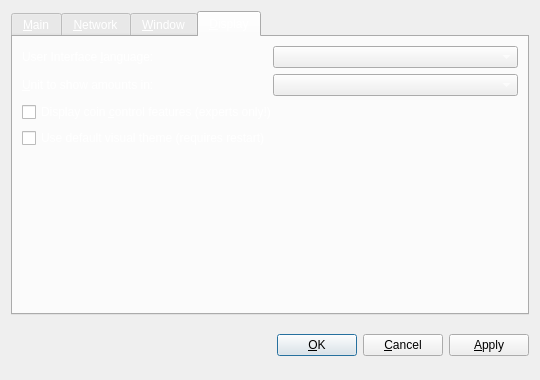
First picture: the form in src/qt/forms/optionsdialog.ui, repository SpectreSecurityCoin/SpectreSecurityCoin, before the edit.
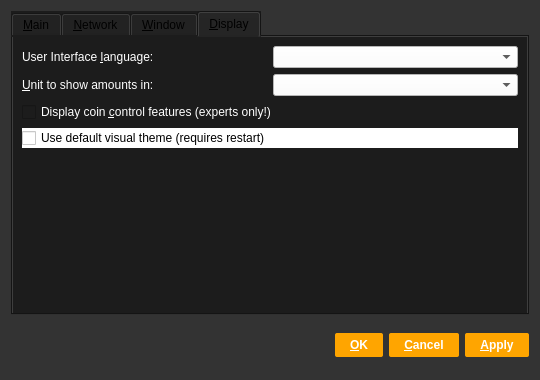
Second picture: the form after the edit. The open tabs and pages were chosen to show the change. Custom widgets are drawn as their Qt base class.

The edit to the form file:
```diff
--- a/src/qt/forms/optionsdialog.ui
+++ b/src/qt/forms/optionsdialog.ui
@@ -13,6 +13,9 @@
   <property name="windowTitle">
    <string>Options</string>
   </property>
+  <property name="styleSheet">
+   <string notr="true">background-color:rgb(51, 51, 51);</string>
+  </property>
   <property name="modal">
    <bool>true</bool>
   </property>
@@ -20,7 +23,7 @@
    <item>
     <widget class="QTabWidget" name="tabWidget">
      <property name="styleSheet">
-      <string notr="true">color: rgb(255, 255, 255);</string>
+      <string notr="true">background-color:rgb(28, 28, 28);</string>
      </property>
      <property name="tabPosition">
       <enum>QTabWidget::North</enum>
@@ -394,6 +397,9 @@
         <layout class="QHBoxLayout" name="horizontalLayout_1_Display">
          <item>
           <widget class="QLabel" name="langLabel">
+           <property name="styleSheet">
+            <string notr="true">color: rgb(255, 255, 255);</string>
+           </property>
            <property name="text">
             <string>User Interface &amp;language:</string>
            </property>
@@ -410,6 +416,10 @@
            <property name="toolTip">
             <string>The user interface language can be set here. This setting will take effect after restarting SpectreSecurityCoin.</string>
            </property>
+           <property name="styleSheet">
+            <string notr="true">background-color: rgb(255, 255, 255);
+color: rgb(0, 0, 0);</string>
+           </property>
           </widget>
          </item>
         </layout>
@@ -418,6 +428,9 @@
         <layout class="QHBoxLayout" name="horizontalLayout_2_Display">
          <item>
           <widget class="QLabel" name="unitLabel">
+           <property name="styleSheet">
+            <string notr="true">color: rgb(255, 255, 255);</string>
+           </property>
            <property name="text">
             <string>&amp;Unit to show amounts in:</string>
            </property>
@@ -434,6 +447,10 @@
            <property name="toolTip">
             <string>Choose the default subdivision unit to show in the interface and when sending coins.</string>
            </property>
+           <property name="styleSheet">
+            <string notr="true">background-color: rgb(255, 255, 255);
+color: rgb(0, 0, 0);</string>
+           </property>
           </widget>
          </item>
         </layout>
@@ -443,6 +460,9 @@
          <property name="toolTip">
           <string>Whether to show coin control features or not.</string>
          </property>
+         <property name="styleSheet">
+          <string notr="true">color: rgb(255, 255, 255);</string>
+         </property>
          <property name="text">
           <string>Display coin &amp;control features (experts only!)</string>
          </property>
@@ -450,6 +470,9 @@
        </item>
        <item>
         <widget class="QCheckBox" name="useDefaultTheme">
+         <property name="styleSheet">
+          <string notr="true">background-color: rgb(255, 255, 255);</string>
+         </property>
          <property name="text">
           <string>Use default visual theme (requires restart)</string>
          </property>
@@ -521,6 +544,14 @@
      </item>
      <item>
       <widget class="QPushButton" name="okButton">
+       <property name="styleSheet">
+        <string notr="true">background-color: rgb(255, 165, 0); 
+font: 75 10pt 'Ubuntu';
+font-weight:bold; 
+border-radius:2px; 
+padding:5px 15px;
+color: rgb(255, 255, 255);</string>
+       </property>
        <property name="text">
         <string>&amp;OK</string>
        </property>
@@ -528,6 +559,14 @@
      </item>
      <item>
       <widget class="QPushButton" name="cancelButton">
+       <property name="styleSheet">
+        <string notr="true">background-color: rgb(255, 165, 0); 
+font: 75 10pt 'Ubuntu';
+font-weight:bold; 
+border-radius:2px; 
+padding:5px 15px;
+color: rgb(255, 255, 255);</string>
+       </property>
        <property name="text">
         <string>&amp;Cancel</string>
        </property>
@@ -538,6 +577,14 @@
      </item>
      <item>
       <widget class="QPushButton" name="applyButton">
+       <property name="styleSheet">
+        <string notr="true">background-color: rgb(255, 165, 0); 
+font: 75 10pt 'Ubuntu';
+font-weight:bold; 
+border-radius:2px; 
+padding:5px 15px;
+color: rgb(255, 255, 255);</string>
+       </property>
        <property name="text">
         <string>&amp;Apply</string>
        </property>
```
Left out of the diff: 42 changed lines with no effect on the pictures.
